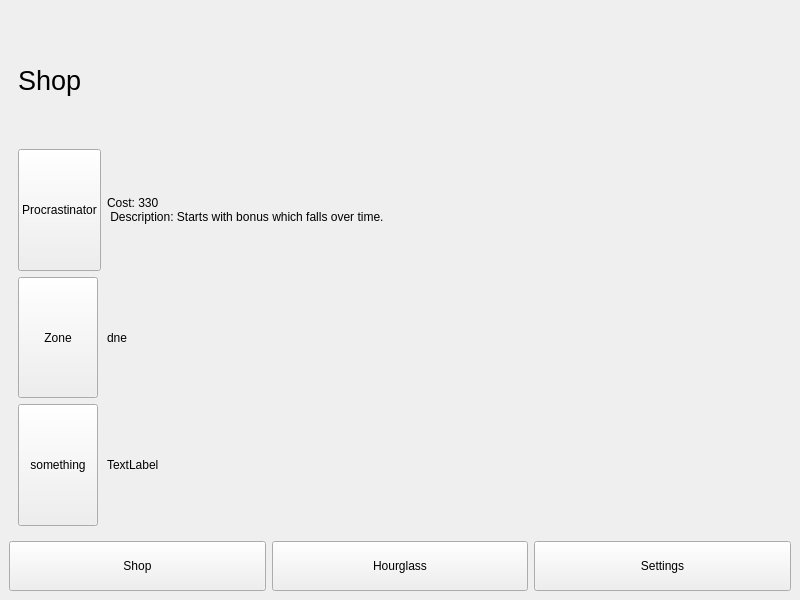
Before: the Qt Designer form mainwindow.ui in ljvaughn0841/COP3003-Integration-Project, drawn with Qt 5.
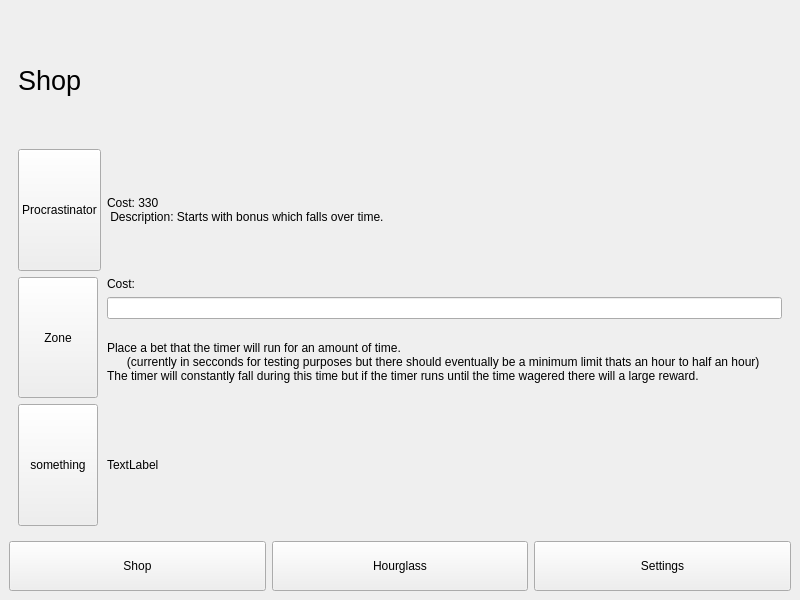
After: the same form once the commit is applied. The open tabs and pages were chosen to show the change.

Commit message:
Added functionality to ZoneTimer
completed issue #6. Define and use iterators and other operations on
aggregates, including operations that take functions as arguments.

```diff
--- a/mainwindow.ui
+++ b/mainwindow.ui
@@ -86,13 +86,6 @@
           </property>
          </widget>
         </item>
-        <item row="2" column="1">
-         <widget class="QLabel" name="label_5">
-          <property name="text">
-           <string>dne</string>
-          </property>
-         </widget>
-        </item>
         <item row="3" column="0">
          <widget class="QPushButton" name="pushButton">
           <property name="sizePolicy">
@@ -113,6 +106,35 @@
           </property>
          </widget>
         </item>
+        <item row="2" column="1">
+         <layout class="QVBoxLayout" name="verticalLayout_3">
+          <item>
+           <widget class="QLabel" name="label_5">
+            <property name="sizePolicy">
+             <sizepolicy hsizetype="Preferred" vsizetype="Fixed">
+              <horstretch>0</horstretch>
+              <verstretch>0</verstretch>
+             </sizepolicy>
+            </property>
+            <property name="text">
+             <string>Cost:</string>
+            </property>
+           </widget>
+          </item>
+          <item>
+           <widget class="QLineEdit" name="lineEdit"/>
+          </item>
+          <item>
+           <widget class="QLabel" name="label_10">
+            <property name="text">
+             <string>Place a bet that the timer will run for an amount of time. 
+      (currently in secconds for testing purposes but there should eventually be a minimum limit thats an hour to half an hour) 
+The timer will constantly fall during this time but if the timer runs until the time wagered there will a large reward.</string>
+            </property>
+           </widget>
+          </item>
+         </layout>
+        </item>
        </layout>
       </widget>
       <widget class="QWidget" name="hourglassPage">
```
The commit also changes 6 other files.
